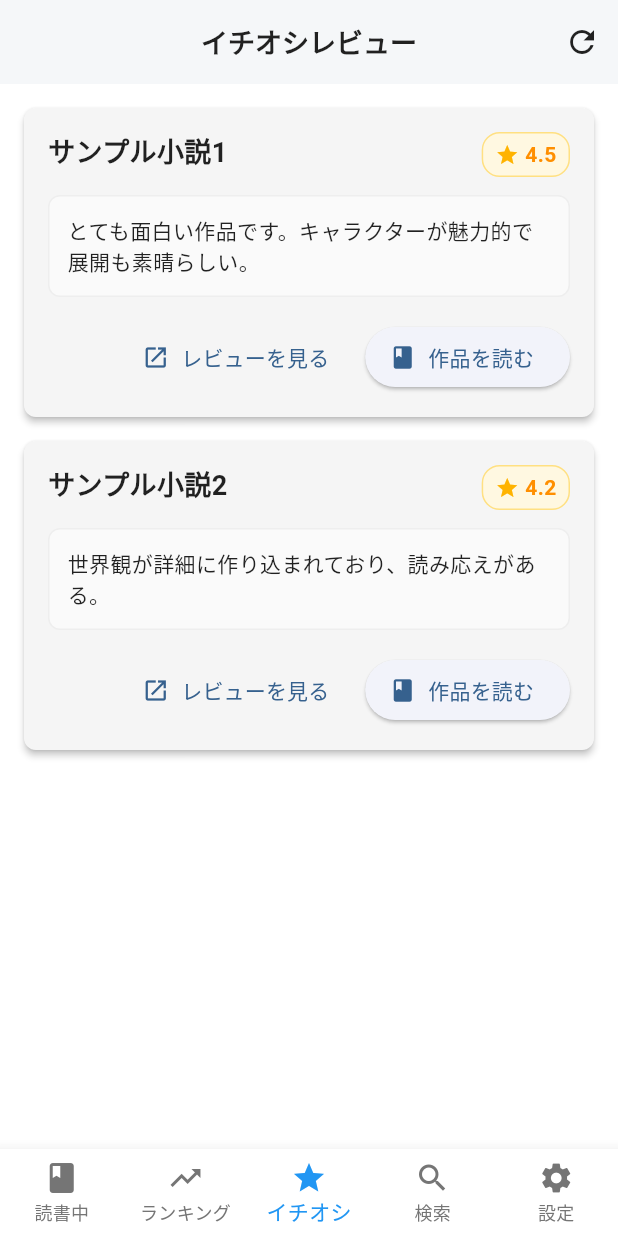
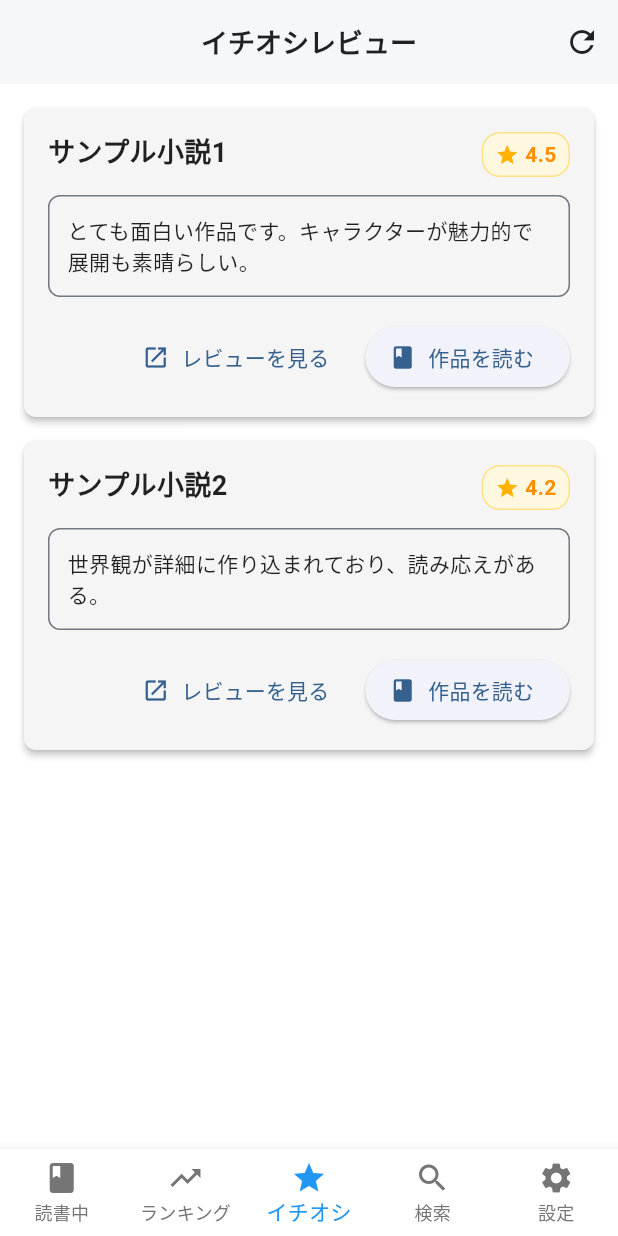
Before and after one commit to MasahiroAida/syosetsu_reader, a Flutter app: the screen it shows after launch, swiped to page 3, on a phone screen of 412 x 824 dp. Run offline on Flutter 3.47's test engine with Material 3 defaults, Android fonts, the phone set to English and light mode, and no system bars; our stand-ins replace hive, hive_flutter, shared_preferences, webview_flutter; accounts and stored records are empty; network calls fail.

Commit message:
feat: apply theme to BoxDecoration

```diff
--- a/lib/utils/theme_helper.dart
+++ b/lib/utils/theme_helper.dart
@@ -99,6 +99,27 @@ class ThemeHelper {
     final theme = Theme.of(context);
     return theme.iconTheme.color ?? Colors.black54;
   }
+
+  /// テーマに基づいたBoxDecorationを取得
+  static BoxDecoration getBoxDecoration(
+    BuildContext context, {
+    Color? color,
+    BorderRadius? borderRadius,
+    Border? border,
+    BoxShape shape = BoxShape.rectangle,
+    List<BoxShadow>? boxShadow,
+    Gradient? gradient,
+  }) {
+    final theme = Theme.of(context);
+    return BoxDecoration(
+      color: color ?? theme.cardColor,
+      borderRadius: shape == BoxShape.circle ? null : borderRadius,
+      border: border,
+      shape: shape,
+      boxShadow: boxShadow,
+      gradient: gradient,
+    );
+  }
 }
 
 /// Widget拡張でテーマヘルパーを簡単に使用できるようにする
--- a/lib/views/screens/review_screen.dart
+++ b/lib/views/screens/review_screen.dart
@@ -1,6 +1,7 @@
 import 'package:flutter/material.dart';
 import 'package:provider/provider.dart';
 import '../../viewmodels/review_viewmodel.dart';
+import '../../utils/theme_helper.dart';
 import 'webview_screen.dart';
 
 class ReviewScreen extends StatefulWidget {
@@ -106,10 +107,12 @@ class _ReviewScreenState extends State<ReviewScreen> {
                   // レビュー内容
                   Container(
                     padding: const EdgeInsets.all(12),
-                    decoration: BoxDecoration(
-                      color: Colors.grey[50],
+                    decoration: ThemeHelper.getBoxDecoration(
+                      context,
                       borderRadius: BorderRadius.circular(8),
-                      border: Border.all(color: Colors.grey[200]!),
+                      border: Border.all(
+                        color: Theme.of(context).dividerColor,
+                      ),
                     ),
                     child: Text(
                       review.summary,
--- a/lib/views/screens/webview_screen.dart
+++ b/lib/views/screens/webview_screen.dart
@@ -685,7 +685,8 @@ class _WebViewScreenState extends State<WebViewScreen> with WidgetsBindingObserv
   Widget _buildBottomNavigationBar(WebViewViewModel viewModel) {
     return Container(
       height: 35,
-      decoration: BoxDecoration(
+      decoration: ThemeHelper.getBoxDecoration(
+        context,
         color: Theme.of(context).scaffoldBackgroundColor,
         boxShadow: [
           BoxShadow(
```
Also changed, not shown: lib/views/screens/search_screen.dart (+5 -4 lines).
